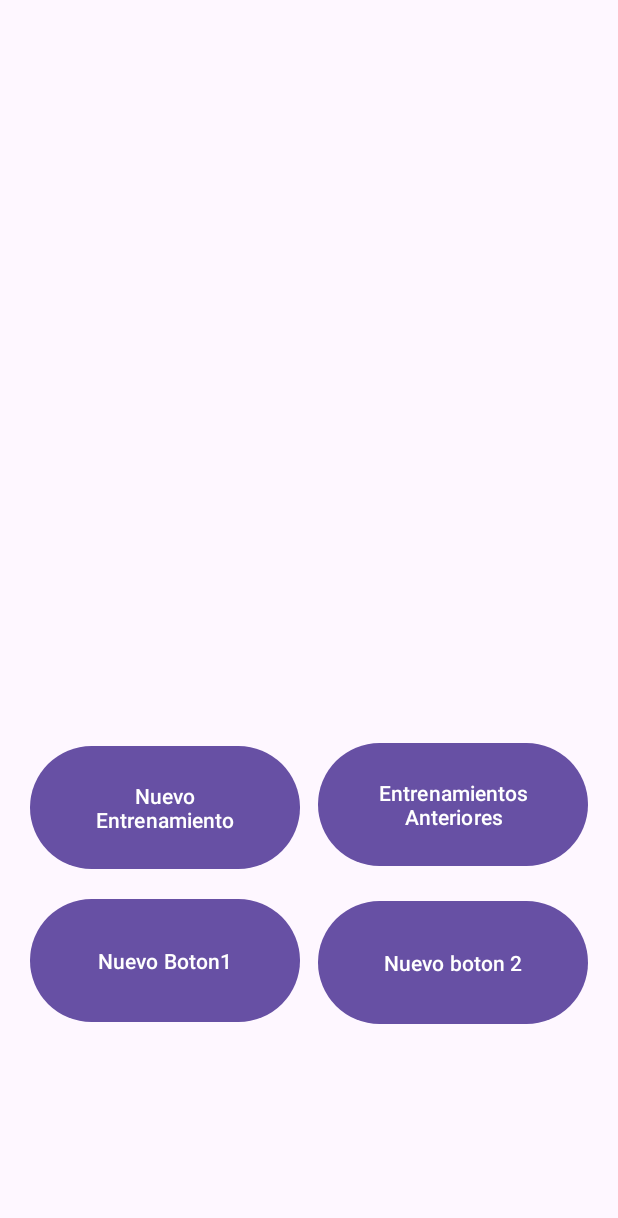
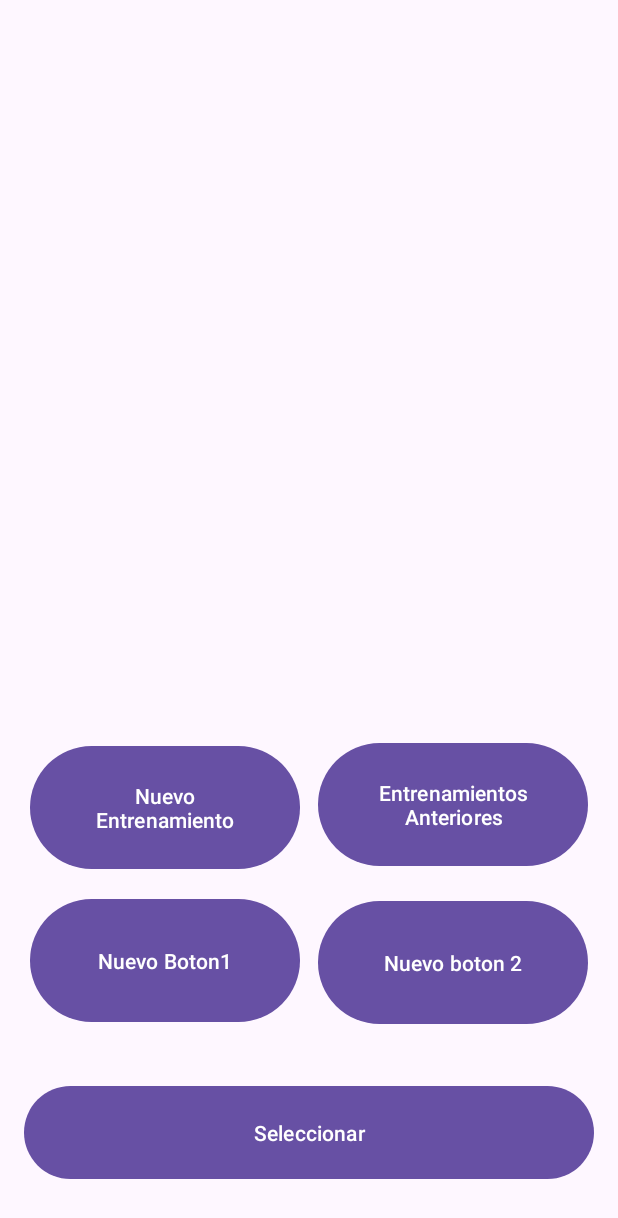
Before and after one commit to BorjaRBEST/Practica3PMM, an Android app: the screen it shows after launch (MainActivity), on a phone screen of 412 x 824 dp. Shown: the top 1218 px of the screen. Run offline under Robolectric (Android 15) with nearby library versions, the phone set to English and light mode, and no system bars.

Commit message:
Cambios proyecto 19/11

```diff
--- a/app/src/main/res/layout/activity_main.xml
+++ b/app/src/main/res/layout/activity_main.xml
@@ -1,13 +1,11 @@
 <?xml version="1.0" encoding="utf-8"?>
 <androidx.constraintlayout.widget.ConstraintLayout
     xmlns:android="http://schemas.android.com/apk/res/android"
+    xmlns:tools="http://schemas.android.com/tools"
     android:layout_width="match_parent"
     android:layout_height="match_parent"
     xmlns:app="http://schemas.android.com/apk/res-auto"
     android:padding="16dp">
-
-    <!-- Guía vertical para dividir la pantalla en dos partes iguales -->
-
 
     <Button
         android:id="@+id/btnNuevoEntrenamiento"
@@ -52,5 +50,15 @@
         app:layout_constraintTop_toTopOf="parent"
         app:layout_constraintVertical_bias="0.677" />
 
+    <Button
+        android:id="@+id/btnSelect"
+        android:layout_width="match_parent"
+        android:layout_height="70dp"
+        android:text="Seleccionar"
+        app:layout_constraintBottom_toBottomOf="parent"
+        app:layout_constraintTop_toTopOf="parent"
+        app:layout_constraintVertical_bias="0.975"
+        tools:layout_editor_absoluteX="20dp" />
+
 
 </androidx.constraintlayout.widget.ConstraintLayout>
```
